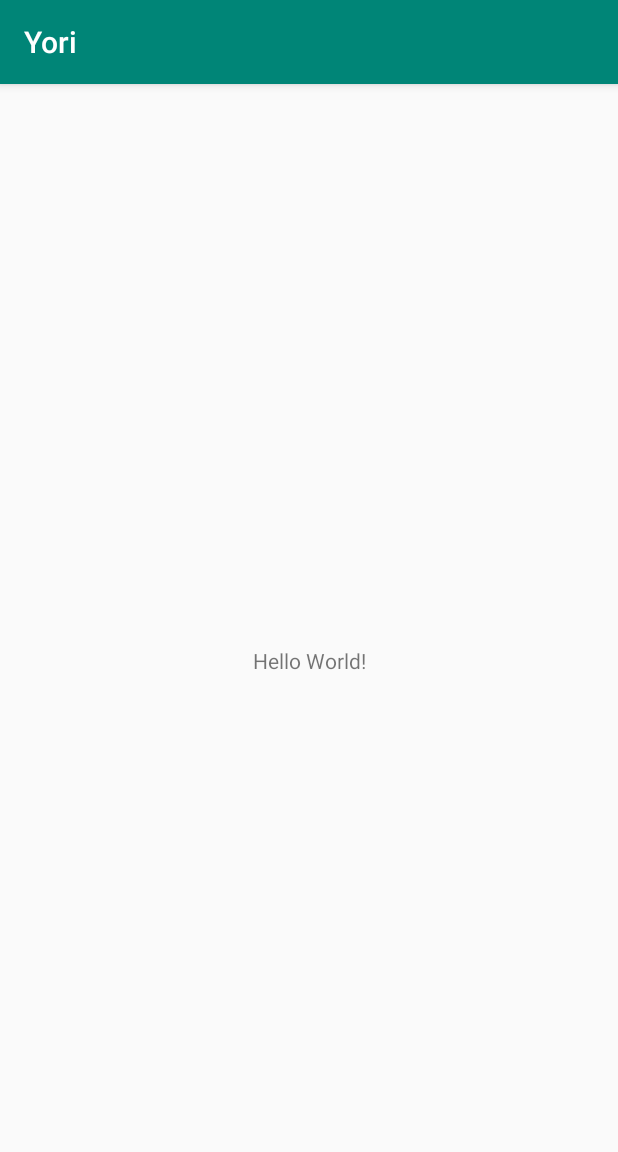
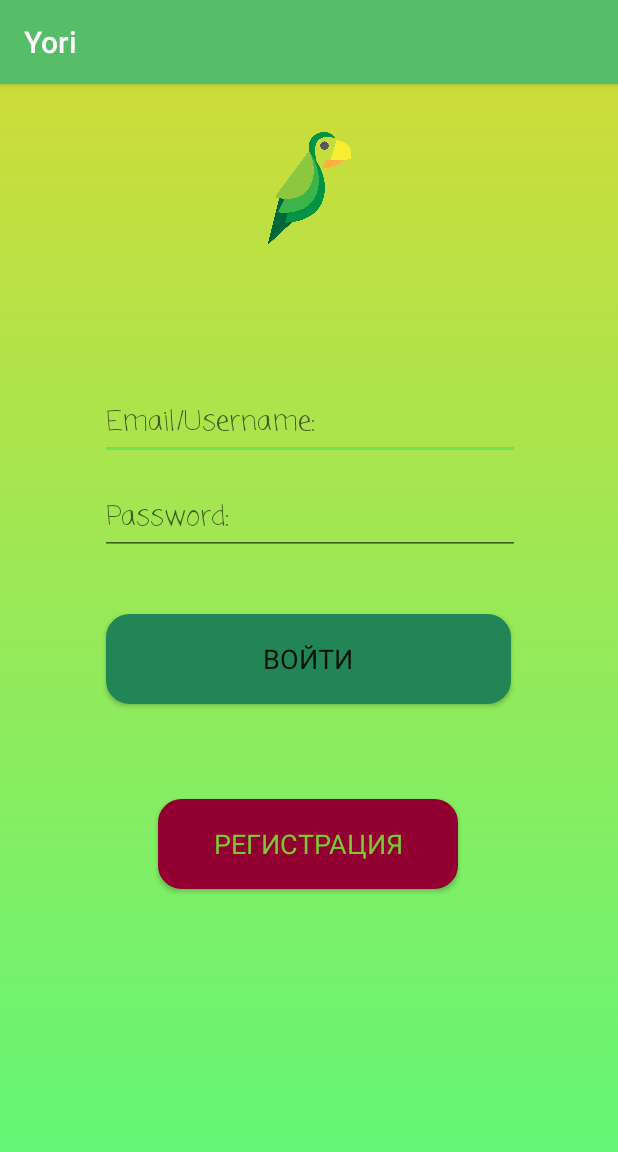
Before and after one commit to DCordeN/Yori, an Android app: the screen it shows after launch (MainActivity), on a phone screen of 412 x 824 dp. Shown: the top 1152 px of the screen. Run offline under Robolectric (Android 15) with nearby library versions, the phone set to English and light mode, and no system bars.

Commit message:
add not added in previous commit files

```diff
--- a/app/src/main/java/com/example/yori/MainActivity.kt
+++ b/app/src/main/java/com/example/yori/MainActivity.kt
@@ -7,6 +7,6 @@ class MainActivity : AppCompatActivity() {
 
     override fun onCreate(savedInstanceState: Bundle?) {
         super.onCreate(savedInstanceState)
-        setContentView(R.layout.activity_main)
+        setContentView(R.layout.enter_layout)
     }
 }
--- a/app/src/main/res/drawable-v24/enter_button_shape.xml
+++ b/app/src/main/res/drawable-v24/enter_button_shape.xml
@@ -4,8 +4,8 @@
         android:radius="14dp"
         />
     <solid
-        android:color="#4F4F4F"
-        />
+        android:color="@color/enter_button_color"
+    />
     <padding
         android:left="0dp"
         android:top="0dp"
@@ -18,6 +18,6 @@
         />
     <stroke
         android:width="3dp"
-        android:color="#878787"
+        android:color="@color/enter_button_color"
         />
 </shape>
--- a/app/src/main/res/drawable-v24/enter_layout_selector.xml
+++ b/app/src/main/res/drawable-v24/enter_layout_selector.xml
@@ -1,6 +1,12 @@
 <?xml version="1.0" encoding="utf-8"?>
-<LinearLayout xmlns:android="http://schemas.android.com/apk/res/android"
-    android:layout_width="match_parent"
-    android:layout_height="match_parent">
-    android:background="@drawable/enter_layout_selector">
-</LinearLayout>
+<selector xmlns:android="http://schemas.android.com/apk/res/android">
+    <item>
+        <shape>
+            <gradient
+                android:angle="90"
+                android:startColor="@color/mainColorBegin"
+                android:endColor="@color/mainColorEnd"
+                android:type="linear" />
+        </shape>
+    </item>
+</selector>
--- a/app/src/main/res/drawable/register_button_shape.xml
+++ b/app/src/main/res/drawable/register_button_shape.xml
@@ -1,4 +1,23 @@
 <?xml version="1.0" encoding="utf-8"?>
-<selector xmlns:android="http://schemas.android.com/apk/res/android">
-
-</selector>
+<shape xmlns:android="http://schemas.android.com/apk/res/android" android:shape="rectangle" >
+    <corners
+        android:radius="14dp"
+        />
+    <solid
+        android:color="@color/register_button_color"
+        />
+    <padding
+        android:left="0dp"
+        android:top="0dp"
+        android:right="0dp"
+        android:bottom="0dp"
+        />
+    <size
+        android:width="200dp"
+        android:height="60dp"
+        />
+    <stroke
+        android:width="3dp"
+        android:color="@color/register_button_color"
+        />
+</shape>
--- a/app/src/main/res/layout/enter_layout.xml
+++ b/app/src/main/res/layout/enter_layout.xml
@@ -1,6 +1,98 @@
 <?xml version="1.0" encoding="utf-8"?>
-<LinearLayout xmlns:android="http://schemas.android.com/apk/res/android"
-    android:orientation="vertical" android:layout_width="match_parent"
-    android:layout_height="match_parent">
+<androidx.constraintlayout.widget.ConstraintLayout xmlns:android="http://schemas.android.com/apk/res/android"
+    xmlns:app="http://schemas.android.com/apk/res-auto"
+    xmlns:tools="http://schemas.android.com/tools"
+    android:layout_width="match_parent"
+    android:layout_height="match_parent"
+    android:background="@drawable/enter_layout_selector"><![CDATA[
+android:orientation="vertical" />
 
-</LinearLayout>
+
+
+
+
+
+
+
+
+
+    ]]>
+
+    <ImageView
+        android:id="@+id/imageView"
+        android:layout_width="75dp"
+        android:layout_height="75dp"
+        android:layout_marginTop="32dp"
+        app:layout_constraintBottom_toBottomOf="parent"
+        app:layout_constraintEnd_toEndOf="parent"
+        app:layout_constraintStart_toStartOf="parent"
+        app:layout_constraintTop_toTopOf="parent"
+        app:layout_constraintVertical_bias="0.0"
+        app:srcCompat="@drawable/logo"
+        tools:srcCompat="@drawable/logo" />
+
+    <EditText
+        android:id="@+id/editText2"
+        android:layout_width="wrap_content"
+        android:layout_height="wrap_content"
+        android:layout_marginTop="50dp"
+        android:ems="10"
+        android:fontFamily="casual"
+        android:hint="@string/enter_email_username_string"
+        android:inputType="textPersonName"
+        android:singleLine="false"
+        app:layout_constraintBottom_toBottomOf="parent"
+        app:layout_constraintEnd_toEndOf="parent"
+        app:layout_constraintHorizontal_bias="0.503"
+        app:layout_constraintStart_toStartOf="parent"
+        app:layout_constraintTop_toBottomOf="@+id/imageView"
+        app:layout_constraintVertical_bias="0.08" />
+
+    <EditText
+        android:id="@+id/editText3"
+        android:layout_width="wrap_content"
+        android:layout_height="wrap_content"
+        android:ems="10"
+        android:fontFamily="casual"
+        android:hint="@string/enter_password_string"
+        android:inputType="textPassword"
+        app:layout_constraintBottom_toBottomOf="parent"
+        app:layout_constraintEnd_toEndOf="parent"
+        app:layout_constraintHorizontal_bias="0.503"
+        app:layout_constraintStart_toStartOf="parent"
+        app:layout_constraintTop_toBottomOf="@+id/editText2"
+        app:layout_constraintVertical_bias="0.031" />
+
+    <Button
+        android:id="@+id/button"
+        android:layout_width="wrap_content"
+        android:layout_height="wrap_content"
+        android:background="@drawable/enter_button_shape"
+        android:fontFamily="sans-serif"
+        android:text="@string/enter_button_string"
+        android:textSize="18sp"
+        app:layout_constraintBottom_toBottomOf="parent"
+        app:layout_constraintEnd_toEndOf="parent"
+        app:layout_constraintHorizontal_bias="0.498"
+        app:layout_constraintStart_toStartOf="parent"
+        app:layout_constraintTop_toBottomOf="@+id/editText3"
+        app:layout_constraintVertical_bias="0.100000024" />
+
+    <Button
+        android:id="@+id/button2"
+        android:layout_width="wrap_content"
+        android:layout_height="wrap_content"
+        android:background="@drawable/register_button_shape"
+        android:fontFamily="sans-serif-thin"
+        android:text="@string/register_button_string"
+        android:textColor="@color/register_button_font_color"
+        android:textSize="18sp"
+        android:textStyle="normal|bold"
+        app:layout_constraintBottom_toBottomOf="parent"
+        app:layout_constraintEnd_toEndOf="parent"
+        app:layout_constraintHorizontal_bias="0.497"
+        app:layout_constraintStart_toStartOf="parent"
+        app:layout_constraintTop_toBottomOf="@+id/button"
+        app:layout_constraintVertical_bias="0.216" />
+
+</androidx.constraintlayout.widget.ConstraintLayout>
--- a/app/src/main/res/values/colors.xml
+++ b/app/src/main/res/values/colors.xml
@@ -1,6 +1,11 @@
 <?xml version="1.0" encoding="utf-8"?>
 <resources>
-    <color name="colorPrimary">#008577</color>
+    <color name="colorPrimary">#56BD69</color>
     <color name="colorPrimaryDark">#00574B</color>
-    <color name="colorAccent">#D81B60</color>
+    <color name="colorAccent">#7ADD56</color>
+    <color name="mainColorBegin">#5BF87B</color>
+    <color name="mainColorEnd">#CDDC39</color>
+    <color name="enter_button_color">#218555</color>
+    <color name="register_button_color">#920031</color>
+    <color name="register_button_font_color">#7CCA32</color>
 </resources>
--- a/app/src/main/res/values/strings.xml
+++ b/app/src/main/res/values/strings.xml
@@ -1,3 +1,7 @@
 <resources>
     <string name="app_name">Yori</string>
+    <string name="enter_email_username_string">Email/Username:</string>
+    <string name="enter_password_string">Password:</string>
+    <string name="enter_button_string">Войти</string>
+    <string name="register_button_string">Регистрация</string>
 </resources>
```
